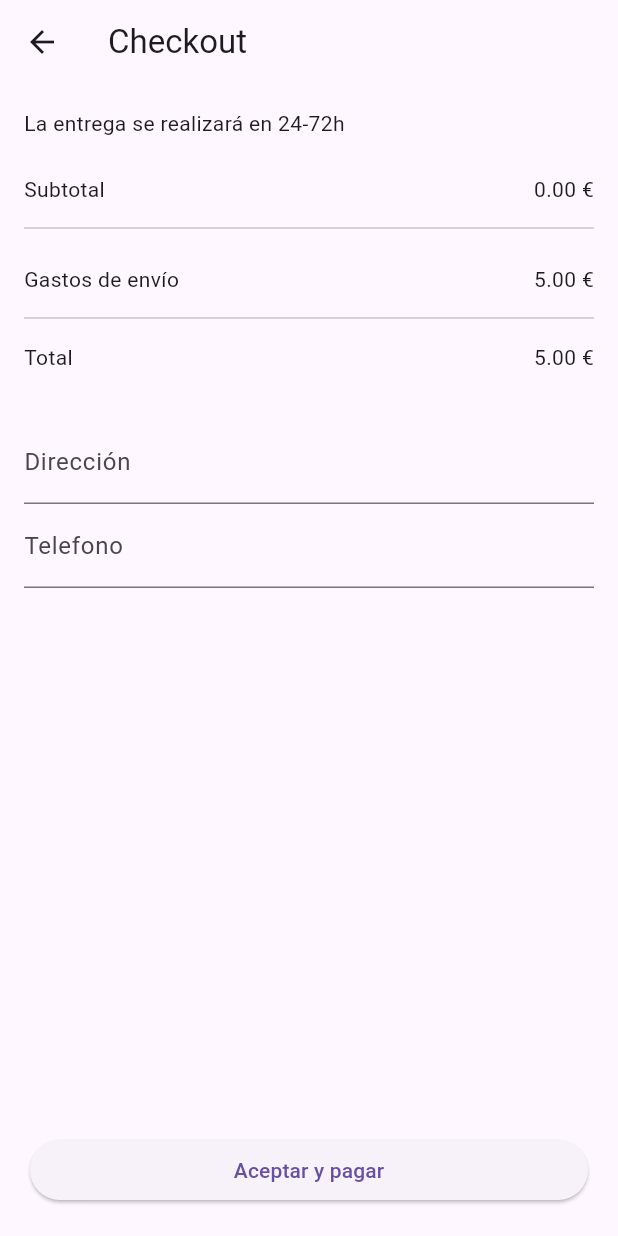
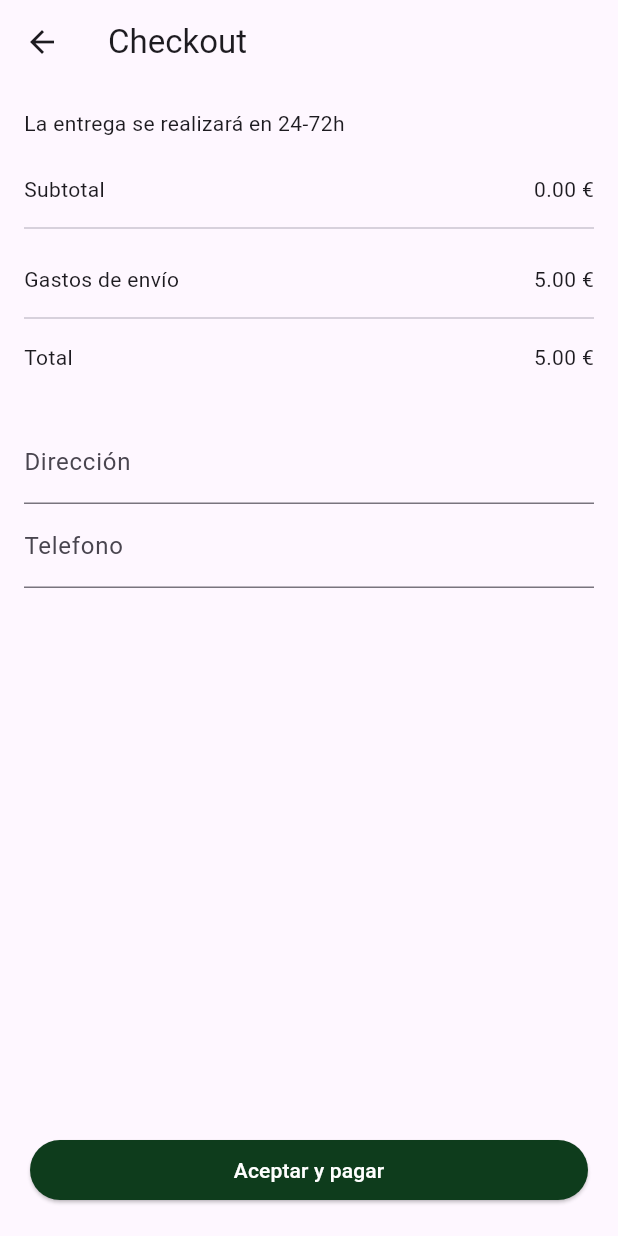
Before and after one commit to marcaixs/kntina_app, a Flutter app: the CheckoutPage screen opened directly with empty values, on a phone screen of 412 x 824 dp. Run offline on Flutter 3.47's test engine with Material 3 defaults, Android fonts, the phone set to English and light mode, and no system bars; our stand-ins replace font_awesome_flutter.

Commit message:
refactor: add custom button

```diff
--- a/lib/features/cart/presentation/checkout_page.dart
+++ b/lib/features/cart/presentation/checkout_page.dart
@@ -1,5 +1,6 @@
 import 'package:flutter/material.dart';
 import 'package:kntina_app/core/widgets/back_appbar.dart';
+import 'package:kntina_app/features/shared/widgets/custom_button.dart';
 
 class CheckoutPage extends StatelessWidget {
   final double price;
@@ -70,10 +71,9 @@ class CheckoutPage extends StatelessWidget {
     bottomNavigationBar: Padding(
     padding: const EdgeInsets.all(20.0),
     child: SizedBox(
-      width: double.infinity,
-      child: ElevatedButton(
+      child: CustomButton(
         onPressed: () {},
-        child: Text('Aceptar y pagar'),
+        text: 'Aceptar y pagar',
       ),
     )));
   }
```
